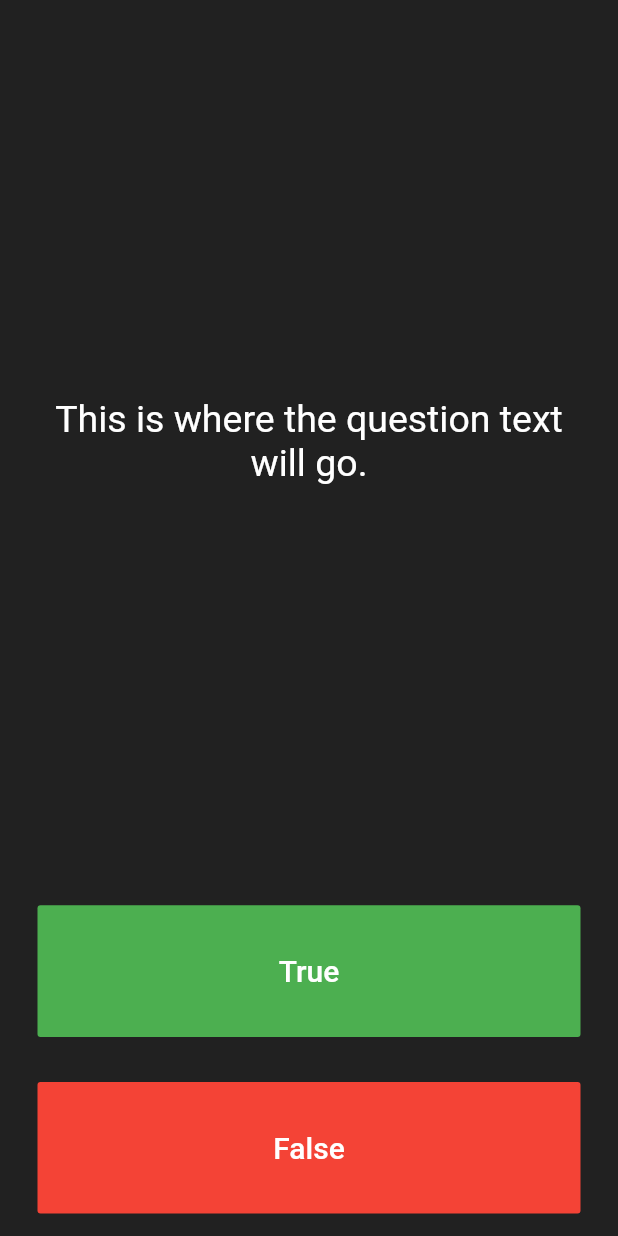
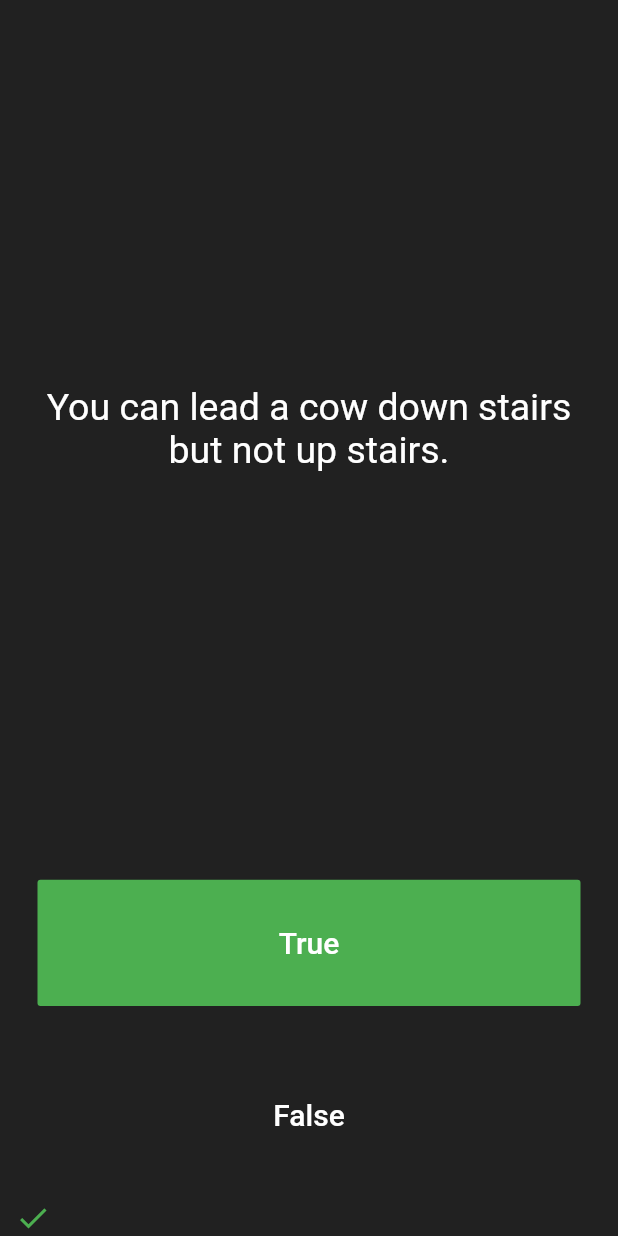
Before and after one commit to imWayneWY/flutter_study2, a Flutter app: the screen it shows after launch, after a tap on "True", on a phone screen of 412 x 824 dp. Run offline on Flutter 3.47's test engine with Material 2 defaults, Android fonts, the light colour scheme and no system bars; our stand-ins replace audioplayers; statements that could not run were skipped.

Commit message:
finish course06

```diff
--- a/quizzler-flutter/lib/main.dart
+++ b/quizzler-flutter/lib/main.dart
@@ -1,4 +1,7 @@
 import 'package:flutter/material.dart';
+import 'quiz_brain.dart';
+
+QuizBrain quizeBrain = QuizBrain();
 
 void main() => runApp(Quizzler());
 
@@ -25,6 +28,23 @@
 }
 
 class _QuizPageState extends State<QuizPage> {
+  List<Icon> scoreKeeper = [];
+
+  void checkAnswer(bool userPickedAnswer) {
+    bool correctAnswer = quizeBrain.getQuestionAnswer();
+    Icon icon;
+
+    if (correctAnswer == userPickedAnswer) {
+      icon = Icon(Icons.check, color:Colors.green);
+    } else {
+      icon = Icon(Icons.close, color:Colors.red);
+    }
+
+    setState(() {
+      scoreKeeper.add(icon);
+      quizeBrain.nextQuestion();
+    });
+  }
   @override
   Widget build(BuildContext context) {
     return Column(
@@ -37,7 +57,7 @@
             padding: EdgeInsets.all(10.0),
             child: Center(
               child: Text(
-                'This is where the question text will go.',
+                quizeBrain.getQuestionText(),
                 textAlign: TextAlign.center,
                 style: TextStyle(
                   fontSize: 25.0,
@@ -62,6 +82,7 @@
               ),
               onPressed: () {
                 //The user picked true.
+                checkAnswer(true);
               },
             ),
           ),
@@ -80,11 +101,15 @@
               ),
               onPressed: () {
                 //The user picked false.
+                checkAnswer(false)
               },
             ),
           ),
         ),
         //TODO: Add a Row here as your score keeper
+        Row(
+          children: scoreKeeper,
+        )
       ],
     );
   }
--- /dev/null
+++ b/quizzler-flutter/lib/question.dart
@@ -0,0 +1,9 @@
+class Question {
+  String questionText;
+  bool questionAnswer;
+
+  Question(String q, bool a){
+    questionText = q;
+    questionAnswer = a;
+  }
+}
--- /dev/null
+++ b/quizzler-flutter/lib/quiz_brain.dart
@@ -0,0 +1,46 @@
+import 'question.dart';
+
+class QuizBrain {
+
+    int _questionNumber = 0;
+    List<Question> _questionBank = [
+    Question('Some cats are actually allergic to humans', true),
+    Question('You can lead a cow down stairs but not up stairs.', false),
+    Question('Approximately one quarter of human bones are in the feet.', true),
+    Question('A slug\'s blood is green.', true),
+    Question('Buzz Aldrin\'s mother\'s maiden name was \"Moon\".', true),
+    Question('It is illegal to pee in the Ocean in Portugal.', true),
+    Question(
+        'No piece of square dry paper can be folded in half more than 7 times.',
+        false),
+    Question(
+        'In London, UK, if you happen to die in the House of Parliament, you are technically entitled to a state funeral, because the building is considered too sacred a place.',
+        true),
+    Question(
+        'The loudest sound produced by any animal is 188 decibels. That animal is the African Elephant.',
+        false),
+    Question(
+        'The total surface area of two human lungs is approximately 70 square metres.',
+        true),
+    Question('Google was originally called \"Backrub\".', true),
+    Question(
+        'Chocolate affects a dog\'s heart and nervous system; a few ounces are enough to kill a small dog.',
+        true),
+    Question(
+        'In West Virginia, USA, if you accidentally hit an animal with your car, you are free to take it home to eat.',
+        true),
+  ];
+
+  void nextQuestion(){
+    if (_questionNumber < _questionBank.length-1) {
+      _questionNumber++;
+    }
+  }
+
+  String getQuestionText() {
+    return _questionBank[_questionNumber].questionText;
+  }
+  bool getQuestionAnswer() {
+    return _questionBank[_questionNumber].questionAnswer;
+  }
+}
```
Also changed, not shown: 1 other file.
